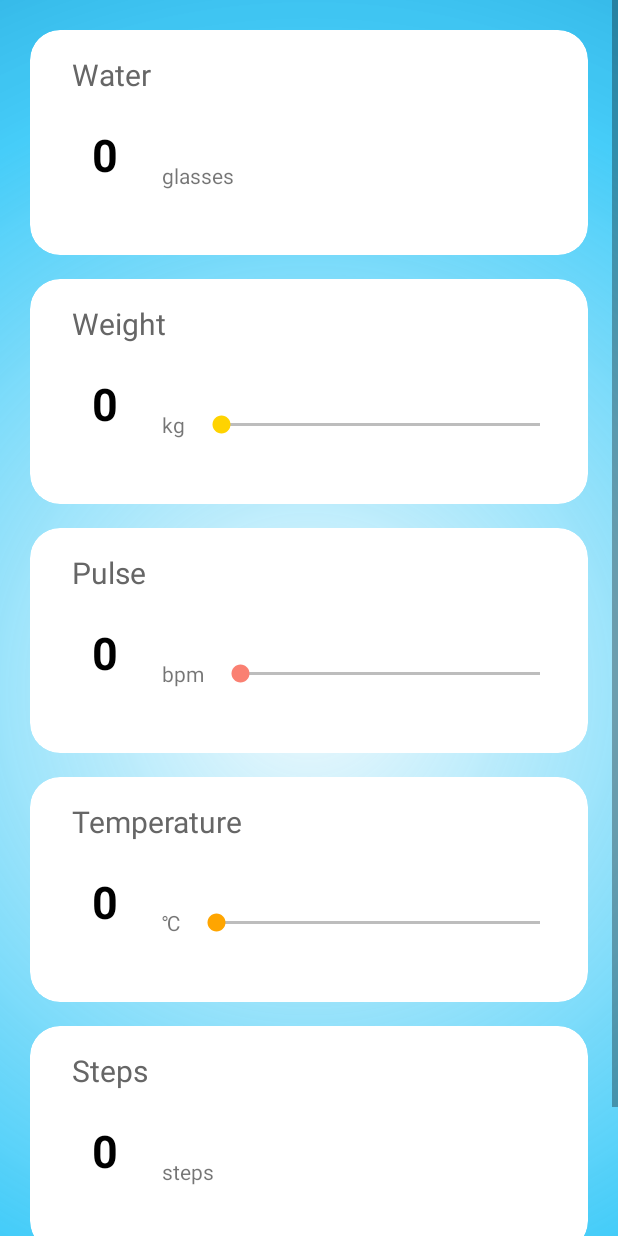
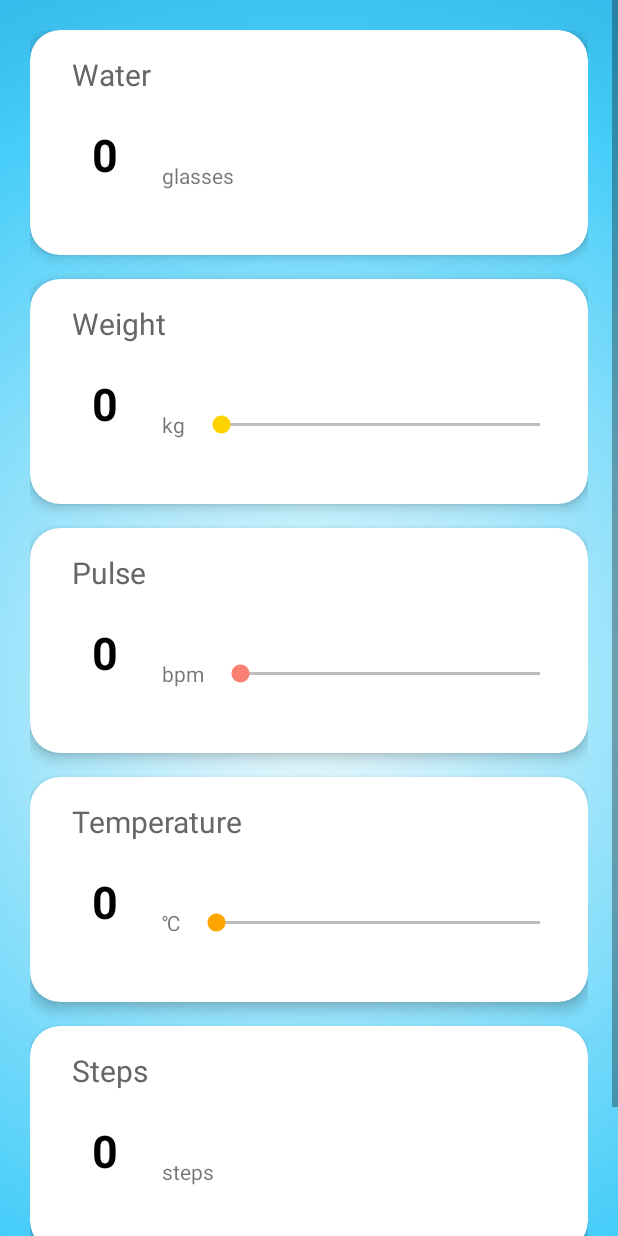
Before and after one commit to luiginic/ClientHTTP, an Android app: the DataEntryActivity screen opened directly, with no data from a screen before it, on a phone screen of 412 x 824 dp. Run offline under Robolectric (Android 15) with nearby library versions, the phone set to English and light mode, and no system bars.

Commit message:
Design fixes

```diff
--- a/app/src/main/res/drawable/button_gradient_whites.xml
+++ b/app/src/main/res/drawable/button_gradient_whites.xml
@@ -5,7 +5,7 @@
         android:angle="0"
         android:startColor="@color/colorAccent"
 
-        android:endColor="@color/colorAccent"
+        android:endColor="@color/colorAccentBlue"
         android:type="linear"
         />
     <corners android:radius="200dp"/>
--- a/app/src/main/res/layout/activity_data_entry.xml
+++ b/app/src/main/res/layout/activity_data_entry.xml
@@ -23,7 +23,7 @@
             android:layout_height="150dp"
             android:layout_marginBottom="16dp"
             card_view:cardCornerRadius="20dp"
-            card_view:cardElevation="0dp">
+            card_view:cardElevation="5dp">
 
             <android.support.constraint.ConstraintLayout
                 android:layout_width="match_parent"
@@ -120,7 +120,7 @@
             android:layout_height="150dp"
             android:layout_marginBottom="16dp"
             card_view:cardCornerRadius="20dp"
-            card_view:cardElevation="0dp">
+            card_view:cardElevation="5dp">
 
             <android.support.constraint.ConstraintLayout
                 android:layout_width="match_parent"
@@ -208,7 +208,7 @@
             android:layout_height="150dp"
             android:layout_marginBottom="16dp"
             card_view:cardCornerRadius="20dp"
-            card_view:cardElevation="0dp">
+            card_view:cardElevation="5dp">
 
             <android.support.constraint.ConstraintLayout
                 android:layout_width="match_parent"
@@ -294,7 +294,7 @@
             android:layout_height="150dp"
             android:layout_marginBottom="16dp"
             card_view:cardCornerRadius="20dp"
-            card_view:cardElevation="0dp">
+            card_view:cardElevation="5dp">
 
             <android.support.constraint.ConstraintLayout
                 android:layout_width="match_parent"
@@ -382,7 +382,7 @@
             android:layout_height="150dp"
             android:layout_marginBottom="16dp"
             card_view:cardCornerRadius="20dp"
-            card_view:cardElevation="0dp">
+            card_view:cardElevation="5dp">
 
             <android.support.constraint.ConstraintLayout
                 android:layout_width="match_parent"
@@ -449,14 +449,18 @@
 
 
         <Button
-            android:layout_width="match_parent"
+            android:layout_width="wrap_content"
             android:layout_marginStart="72dp"
             android:layout_marginEnd="72dp"
             android:layout_gravity="center"
             android:layout_height="50dp"
             android:onClick="sendDailyData"
             android:background="@drawable/button_gradient_whites"
-            android:text="Send" />
+            android:text="@string/send_btn"
+            android:drawableStart="@drawable/ic_send_black_24dp"
+            android:paddingStart="46dp"
+            android:paddingEnd="46dp"
+             />
 
 
 
--- a/app/src/main/res/values/colors.xml
+++ b/app/src/main/res/values/colors.xml
@@ -8,5 +8,5 @@
     <color name="buttonGradientLight">#B44DD3FF</color>
     <color name="buttonGradientLightDisable">#564DD3FF</color>
     <color name="buttonGradientDarkDisable">#5600AFFF</color>
-    <color name="colorAccentBlue">#B4E2F2FF</color>
+    <color name="colorAccentBlue">#D2F7FF</color>
 </resources>
--- a/app/src/main/res/values/strings.xml
+++ b/app/src/main/res/values/strings.xml
@@ -2,11 +2,11 @@
     <string name="app_name">ClientHTTP</string>
     <string name="profileInfo">Profile info</string>
     <string name="name_goes_here">Name goes here</string>
-    <string name="treatment">View treatment</string>
+
     <string name="reactions">Reactions</string>
     <string name="title_activity_stats_screen">StatsScreen</string>
     <string name="my_apointments">My apointments</string>
-    <string name="make_an_apointment">Make an apointment</string>
+
     <string name="this_is_the_logo">This is the logo</string>
     <string name="title_activity_login">Sign in</string>
     <!-- Strings related to login -->
@@ -23,7 +23,6 @@
     </string>
     <!--Strings related to persoanl details-->
     <string name="pacient_id">Pacient ID</string>
-    <string name="continueBtn">Continue</string>
     <string name="log_in">Log in</string>
     <string name="pacientIdTitle">Pacient ID:</string>
     <string name="pacient_id_default">No ID assigned yet!</string>
@@ -37,6 +36,11 @@
     <string name="doctorTitle">Doctor:</string>
     <string name="doctorAddressTitle">Address:</string>
     <string name="doctorAddress_default">Unknown address for your doctor!</string>
+    <!--Strings related to buttons-->
+    <string name="send_btn">Send</string>
+    <string name="treatment">View treatment</string>
+    <string name="make_an_apointment">Make an apointment</string>
+    <string name="continueBtn">Continue</string>
 
 
 </resources>
```
Also changed, not shown: app/src/main/res/layout/activity_account_information_screen.xml (+5 -2 lines), app/src/main/res/layout/activity_main.xml (+5 -4 lines).
